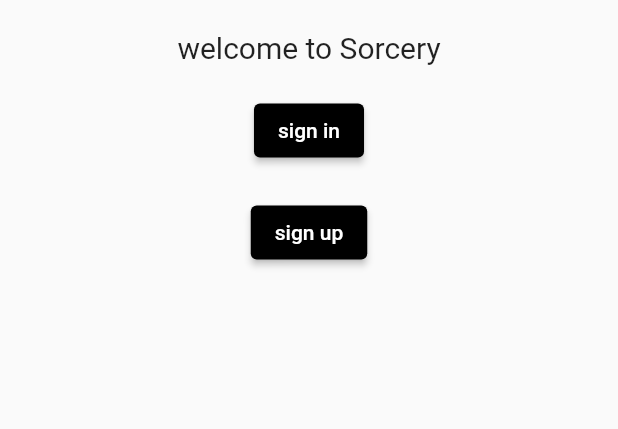
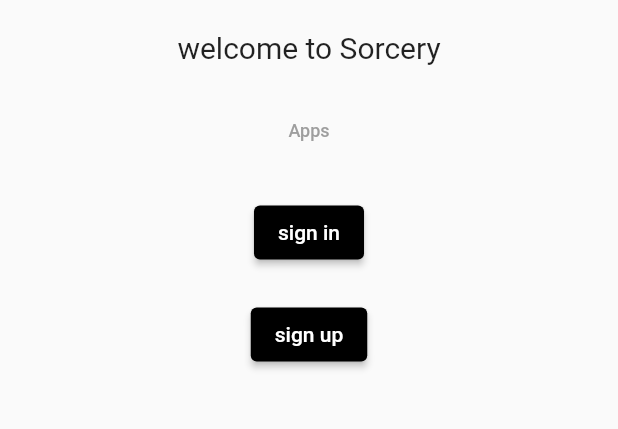
Before and after one commit to sorceryapp/sorcery_client, a Flutter app: the screen it shows after launch, on a phone screen of 412 x 824 dp, the part 84-513 px from its top. Run offline on Flutter 3.47's test engine with Material 2 defaults, Android fonts, the phone set to English and light mode, and no system bars; our stand-ins replace dio, flutter_riverpod, flutter_secure_storage, go_router, hive_flutter, rxdart and 1 more; accounts and stored records are empty.

Commit message:
create placeholder screen widget files for apps

```diff
--- a/lib/src/pages/home_screen.dart
+++ b/lib/src/pages/home_screen.dart
@@ -98,6 +98,17 @@ class UnauthenticatedContent extends StatelessWidget {
             style: const TextStyle(fontSize: 20),
           ),
           box,
+          Link(
+            uri: Uri.parse('/apps'),
+            builder: (context, followLink) => TextButton(
+              onPressed: followLink,
+              child: const Text(
+                'Apps',
+                style: TextStyle(fontSize: 12),
+              ),
+            ),
+          ),
+          box,
           ElevatedButton(
             onPressed: () => context.goNamed(AppRoute.signIn.name),
             child: Text(SorceryLocalizations.current.accountButtonSignIn),
```
Also changed, not shown: lib/src/features/apps/presentation/apps_create_screen.dart (added, +13 -0 lines), lib/src/features/apps/presentation/apps_screen.dart (added, +13 -0 lines), lib/src/features/apps/presentation/apps_show_screen.dart (added, +13 -0 lines), lib/src/features/apps/presentation/apps_update_screen.dart (added, +13 -0 lines).
